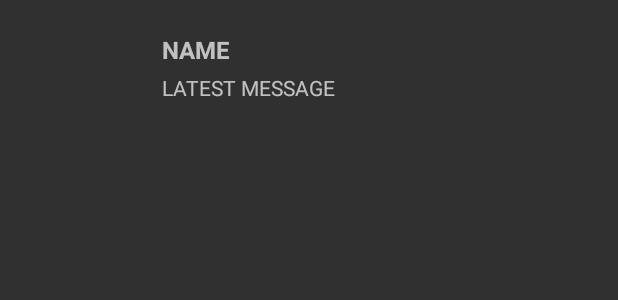
After one commit to victorme357/AndroidEsirApp, an Android app: the layout latest_messages_row.xml on its own in the app's theme, with its tools: preview values and no code run, on a phone screen of 412 x 824 dp. The commit adds this screen. Shown: the top 300 px of the screen. Run offline under Robolectric (Android 15) with nearby library versions, the phone set to English and light mode, and no system bars.

Commit message:
30/10/2020

```diff
--- /dev/null
+++ b/app/src/main/res/layout/latest_messages_row.xml
@@ -0,0 +1,60 @@
+<?xml version="1.0" encoding="utf-8"?>
+<androidx.constraintlayout.widget.ConstraintLayout xmlns:android="http://schemas.android.com/apk/res/android"
+    xmlns:app="http://schemas.android.com/apk/res-auto"
+    xmlns:tools="http://schemas.android.com/tools"
+    android:layout_width="match_parent"
+    android:layout_height="120dp">
+
+    <de.hdodenhof.circleimageview.CircleImageView
+        android:id="@+id/image_latest_messages_row"
+        android:layout_width="60dp"
+        android:layout_height="60dp"
+        android:layout_marginStart="32dp"
+        android:layout_marginLeft="32dp"
+        app:civ_border_color="@android:color/black"
+        app:civ_border_width="2dp"
+        app:layout_constraintBottom_toBottomOf="parent"
+        app:layout_constraintStart_toStartOf="parent"
+        app:layout_constraintTop_toTopOf="parent"
+        app:layout_constraintVertical_bias="0.366">
+        android:id="@+id/image_latest_message"
+        android:layout_width="64dp"
+        android:layout_height="64dp"
+        android:layout_marginStart="24dp"
+        android:layout_marginLeft="24dp"
+        android:background="@android:color/black"
+        app:layout_constraintBottom_toBottomOf="parent"
+        app:layout_constraintStart_toStartOf="parent"
+        app:layout_constraintTop_toTopOf="parent"></de.hdodenhof.circleimageview.CircleImageView>
+
+    <TextView
+        android:id="@+id/name_textview_latest_message"
+        android:layout_width="100dp"
+        android:layout_height="20dp"
+        android:layout_marginStart="16dp"
+        android:layout_marginLeft="16dp"
+        tools:text="NAME"
+        android:textStyle="bold"
+        android:textSize="16dp"
+        app:layout_constraintBottom_toTopOf="@+id/message_textview_latest_message"
+        app:layout_constraintEnd_toEndOf="parent"
+        app:layout_constraintHorizontal_bias="0.0"
+        app:layout_constraintStart_toEndOf="@+id/image_latest_messages_row"
+        app:layout_constraintTop_toTopOf="parent"
+        app:layout_constraintVertical_bias="0.756"></TextView>
+
+    <TextView
+        android:id="@+id/message_textview_latest_message"
+        android:layout_width="122dp"
+        android:layout_height="47dp"
+        android:layout_marginStart="16dp"
+        android:layout_marginLeft="16dp"
+        android:layout_marginBottom="24dp"
+        android:text="12dp"
+        tools:text="LATEST MESSAGE"
+        app:layout_constraintBottom_toBottomOf="parent"
+        app:layout_constraintEnd_toEndOf="parent"
+        app:layout_constraintHorizontal_bias="0.0"
+        app:layout_constraintStart_toEndOf="@+id/image_latest_messages_row"></TextView>
+
+</androidx.constraintlayout.widget.ConstraintLayout>
--- a/app/src/main/res/values/styles.xml
+++ b/app/src/main/res/values/styles.xml
@@ -1,11 +1,14 @@
 <resources>
 
     <!-- Base application theme. -->
-    <style name="AppTheme" parent="Theme.AppCompat.Light.DarkActionBar">
+    <style name="AppTheme" parent="Theme.AppCompat.NoActionBar">
         <!-- Customize your theme here. -->
-        <item name="colorPrimary">@color/colorPrimary</item>
-        <item name="colorPrimaryDark">@color/colorPrimaryDark</item>
-        <item name="colorAccent">@color/colorAccent</item>
+    </style>
+
+    <style name = "CustomThemeLatestMessageMenu"
+        parent="Theme.AppCompat.Light">
+        <item name="contentInsetStart">0dp</item>
+        <item name="contentInsetEnd">0dp</item>
     </style>
 
 </resources>
--- a/build.gradle
+++ b/build.gradle
@@ -8,7 +8,7 @@ buildscript {
 
     }
     dependencies {
-        classpath 'com.android.tools.build:gradle:3.6.1'
+        classpath 'com.android.tools.build:gradle:4.1.0'
         classpath "org.jetbrains.kotlin:kotlin-gradle-plugin:$kotlin_version"
         classpath 'com.google.gms:google-services:4.3.4'
 
```
Also changed, not shown: app/src/main/AndroidManifest.xml (+9 -12 lines), app/src/main/java/fr/vico/esirchatandroid/messages/ChatLogActivity.kt (+16 -3 lines), app/src/main/java/fr/vico/esirchatandroid/messages/LatestMessagesActivity.kt (+66 -24 lines), app/src/main/java/fr/vico/esirchatandroid/registerlogin/SplashScreenActivity.kt (added, +25 -0 lines), app/src/main/java/fr/vico/esirchatandroid/views/LatestMessageRow.kt (added, +49 -0 lines), app/src/main/res/layout/activity_latest_messages.xml (+52 -0 lines), app/src/main/res/layout/activity_splash_screen.xml (added, +18 -0 lines), app/src/main/res/drawable/avatar_among_us.jpg (added), app/src/main/res/drawable/log_out.png (added), app/src/main/res/drawable/lossbichmessenger.png (added), app/src/main/res/drawable/lossbyvic.png (added), app/src/main/res/drawable/lossv2.png (added), app/src/main/res/drawable/new_message.png (added), app/src/main/res/images/avatar_among_us.jpg (added), 2 more files.
